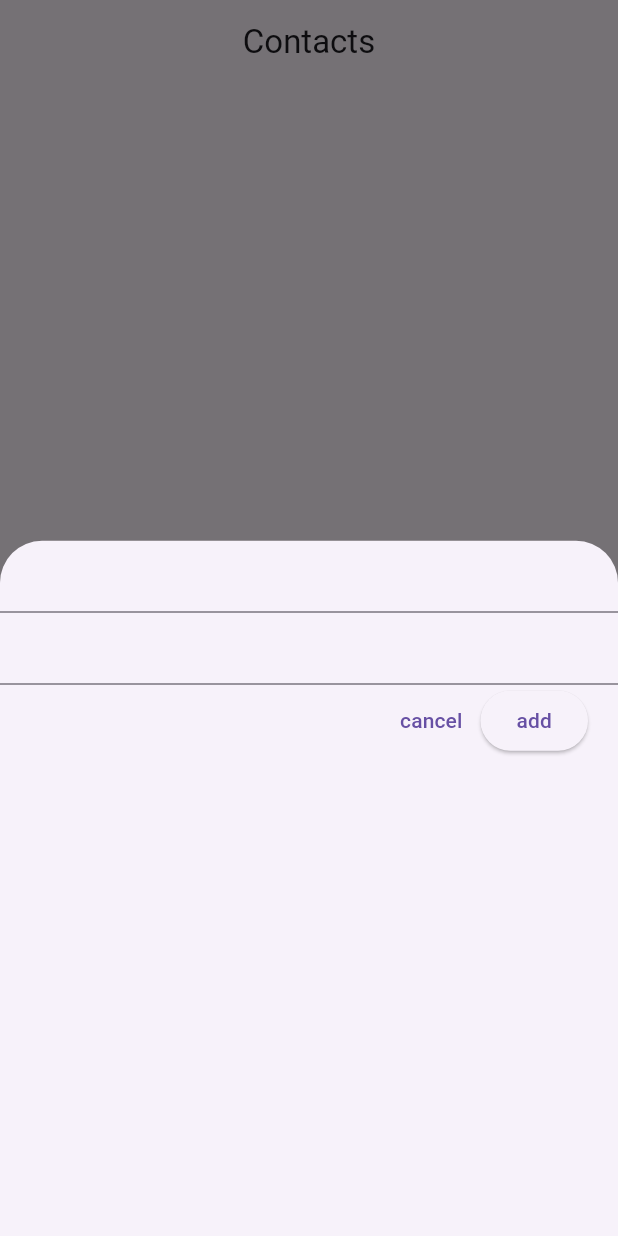
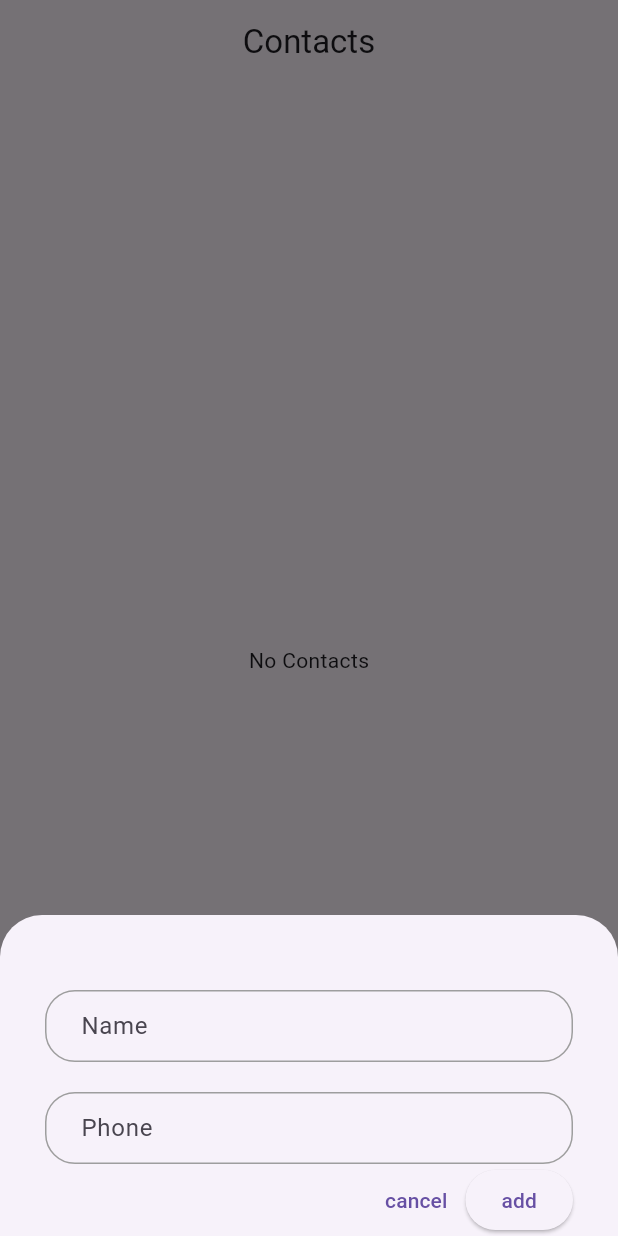
Before and after one commit to AbhimanyuT0800/Contacts-App, a Flutter app: the screen it shows after launch, after a tap on "Add contact", on a phone screen of 412 x 824 dp. Run offline on Flutter 3.47's test engine with Material 3 defaults, Android fonts, the phone set to English and light mode, and no system bars; our stand-ins replace flutter_riverpod, objectbox, riverpod_annotation; generated files the repository leaves out were written again.

Commit message:
ui just completed

```diff
--- a/lib/main.dart
+++ b/lib/main.dart
@@ -6,7 +6,7 @@ import 'package:flutter_riverpod/flutter_riverpod.dart';
 void main() async {
   WidgetsFlutterBinding.ensureInitialized();
   await ContactServices.createBox();
-  runApp(ProviderScope(child: const MainApp()));
+  runApp(const ProviderScope(child: MainApp()));
 }
 
 class MainApp extends StatelessWidget {
--- a/lib/view/pages/contacts.dart
+++ b/lib/view/pages/contacts.dart
@@ -1,5 +1,6 @@
 import 'package:contact_with_object_box/controller/contact_provider.dart';
 import 'package:contact_with_object_box/model/contact_model.dart';
+import 'package:contact_with_object_box/view/widgets/add_contact_bottom_sheet.dart';
 import 'package:flutter/material.dart';
 import 'package:flutter_riverpod/flutter_riverpod.dart';
 
@@ -20,7 +21,7 @@ class ContactPage extends ConsumerWidget {
         ),
       ),
       body: contactList.isEmpty
-          ? Center(
+          ? const Center(
               child: Text('No Contacts'),
             )
           : Expanded(
@@ -100,60 +101,7 @@ class ContactPage extends ConsumerWidget {
               },
             );
           },
-          label: Text('Add contact')),
+          label: const Text('Add contact')),
     );
   }
 }
-
-class ModelBottomSheet extends StatelessWidget {
-  const ModelBottomSheet({
-    super.key,
-    required this.formKey,
-    required this.name,
-    required this.phone,
-    required this.ref,
-    required this.onPressed,
-  });
-  final WidgetRef ref;
-  final TextEditingController name;
-  final TextEditingController phone;
-  final GlobalKey<FormState> formKey;
-  final Function() onPressed;
-
-  @override
-  Widget build(BuildContext context) {
-    return Form(
-        key: formKey,
-        child: Column(
-          crossAxisAlignment: CrossAxisAlignment.end,
-          children: [
-            TextFormField(
-              controller: name,
-            ),
-            TextFormField(
-              controller: phone,
-            ),
-            Row(
-              children: [
-                Spacer(),
-                TextButton(
-                  onPressed: () {
-                    Navigator.pop(context);
-                    name.clear();
-                    phone.clear();
-                  },
-                  child: Text('cancel'),
-                ),
-                ElevatedButton(
-                  onPressed: onPressed,
-                  child: Text('add'),
-                ),
-                SizedBox(
-                  width: 20,
-                )
-              ],
-            )
-          ],
-        ));
-  }
-}
--- /dev/null
+++ b/lib/view/widgets/add_contact_bottom_sheet.dart
@@ -0,0 +1,107 @@
+import 'package:flutter/material.dart';
+import 'package:flutter_riverpod/flutter_riverpod.dart';
+
+class ModelBottomSheet extends StatelessWidget {
+  const ModelBottomSheet({
+    super.key,
+    required this.formKey,
+    required this.name,
+    required this.phone,
+    required this.ref,
+    required this.onPressed,
+  });
+  final WidgetRef ref;
+  final TextEditingController name;
+  final TextEditingController phone;
+  final GlobalKey<FormState> formKey;
+  final Function() onPressed;
+
+  @override
+  Widget build(BuildContext context) {
+    return SingleChildScrollView(
+      child: Padding(
+        padding: const EdgeInsets.symmetric(
+          horizontal: 30,
+        ),
+        child: Form(
+            key: formKey,
+            child: Padding(
+              padding: EdgeInsets.only(
+                  bottom: MediaQuery.of(context).viewInsets.bottom),
+              child: Column(
+                mainAxisSize: MainAxisSize.min,
+                crossAxisAlignment: CrossAxisAlignment.end,
+                children: [
+                  const SizedBox(
+                    height: 50,
+                  ),
+                  TextFormField(
+                    textInputAction: TextInputAction.go,
+                    decoration: InputDecoration(
+                      hintText: 'Enter your name',
+                      labelText: 'Name',
+                      contentPadding:
+                          const EdgeInsets.symmetric(horizontal: 20),
+                      enabledBorder: OutlineInputBorder(
+                          borderSide: const BorderSide(
+                            color: Colors.grey,
+                          ),
+                          borderRadius: BorderRadius.circular(20)),
+                      errorBorder: OutlineInputBorder(
+                          borderSide: const BorderSide(color: Colors.red),
+                          borderRadius: BorderRadius.circular(20)),
+                      focusedBorder: OutlineInputBorder(
+                        borderSide: const BorderSide(color: Colors.blue),
+                        borderRadius: BorderRadius.circular(20),
+                      ),
+                    ),
+                    controller: name,
+                  ),
+                  const SizedBox(
+                    height: 20,
+                  ),
+                  TextFormField(
+                    controller: phone,
+                    decoration: InputDecoration(
+                      hintText: 'Enter phone number',
+                      labelText: 'Phone',
+                      contentPadding:
+                          const EdgeInsets.symmetric(horizontal: 20),
+                      enabledBorder: OutlineInputBorder(
+                          borderSide: const BorderSide(
+                            color: Colors.grey,
+                          ),
+                          borderRadius: BorderRadius.circular(20)),
+                      errorBorder: OutlineInputBorder(
+                          borderSide: const BorderSide(color: Colors.red),
+                          borderRadius: BorderRadius.circular(20)),
+                      focusedBorder: OutlineInputBorder(
+                        borderSide: const BorderSide(color: Colors.blue),
+                        borderRadius: BorderRadius.circular(20),
+                      ),
+                    ),
+                  ),
+                  Row(
+                    children: [
+                      const Spacer(),
+                      TextButton(
+                        onPressed: () {
+                          Navigator.pop(context);
+                          name.clear();
+                          phone.clear();
+                        },
+                        child: const Text('cancel'),
+                      ),
+                      ElevatedButton(
+                        onPressed: onPressed,
+                        child: const Text('add'),
+                      ),
+                    ],
+                  )
+                ],
+              ),
+            )),
+      ),
+    );
+  }
+}
```
